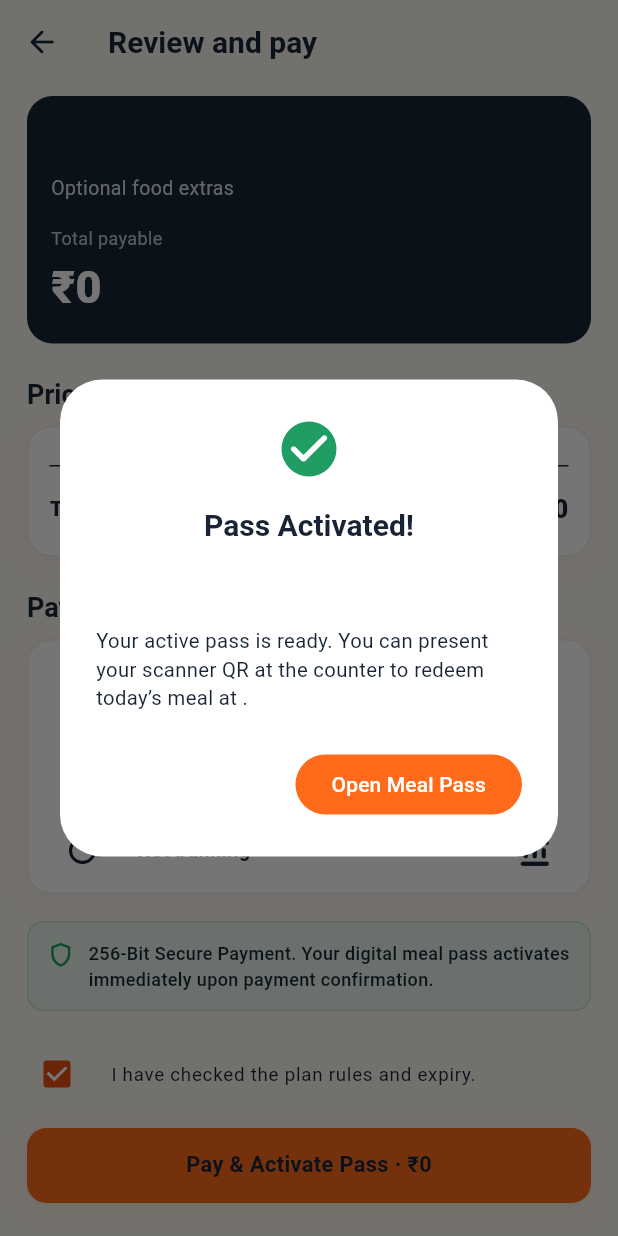
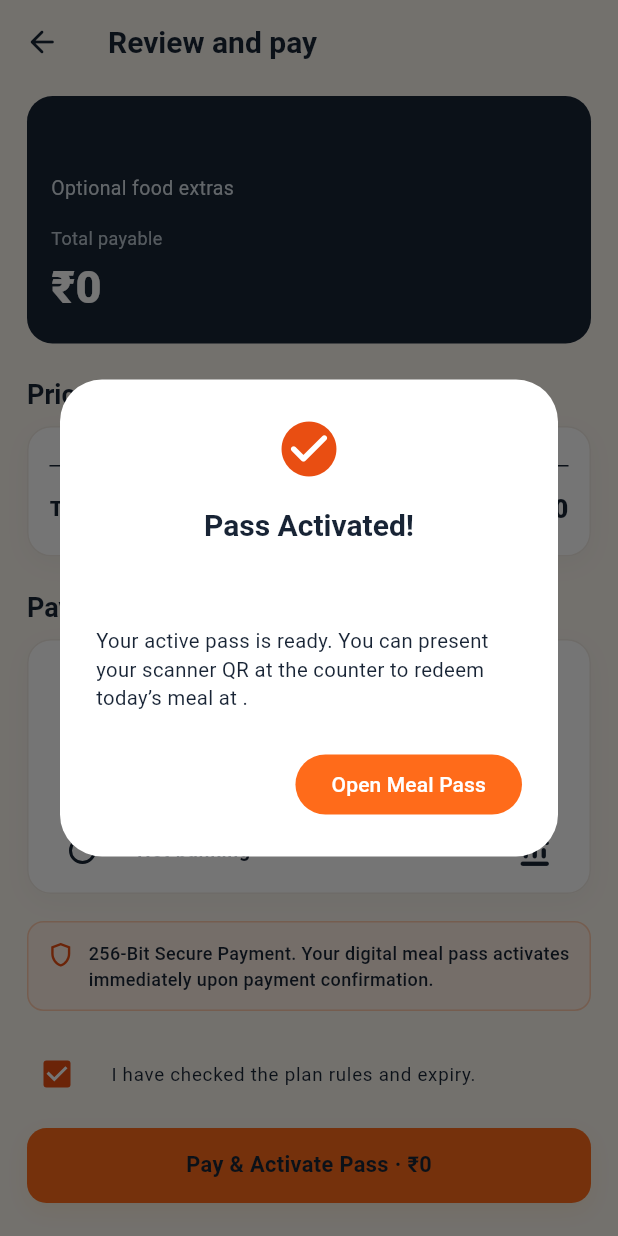
Before and after one commit to re-etikk/mess, a Flutter app: the CheckoutScreen screen opened directly with empty values, after a tap on an icon or button, on a phone screen of 412 x 824 dp. Run offline on Flutter 3.47's test engine with Material 3 defaults, Android fonts, the phone set to English and light mode, and no system bars; our stand-ins replace qr_flutter, shared_preferences; missing offline and left inert: mobile_scanner; accounts and stored records are empty; Roboto replaces fonts that are missing (Montserrat, OpenSans).

Commit message:
fix(mobile): use canonical Thali API and version login builds

```diff
--- a/apps/mobile_customer/lib/core/repositories/http_mess_repository.dart
+++ b/apps/mobile_customer/lib/core/repositories/http_mess_repository.dart
@@ -8,7 +8,7 @@
       : baseUrl = baseUrl ??
             const String.fromEnvironment(
               'API_BASE_URL',
-              defaultValue: 'https://mess-beta.vercel.app',
+              defaultValue: 'https://www.thali.store',
             );
 
   final String baseUrl;
--- a/apps/mobile_customer/lib/core/theme/mess_theme.dart
+++ b/apps/mobile_customer/lib/core/theme/mess_theme.dart
@@ -19,10 +19,11 @@
   static const orangeSoft = Color(0xFFFFF0E5); // --mess-orange-soft
 
   // Status
-  static const green = Color(0xFF1F9D63); // --mess-success
-  static const success = Color(0xFF1F9D63);
-  static const greenSoft = Color(0xFFE7F7EE); // --mess-success-soft
-  static const successSoft = Color(0xFFE7F7EE);
+  // Keep success feedback within Thali's warm orange and ink palette.
+  static const green = Color(0xFFE94E12);
+  static const success = Color(0xFFE94E12);
+  static const greenSoft = Color(0xFFFFF0E5);
+  static const successSoft = Color(0xFFFFF0E5);
   static const red = Color(0xFFB42318); // --mess-error
   static const error = Color(0xFFB42318);
   static const disabled = Color(0xFF9AA3AC); // --mess-disabled
--- a/apps/mobile_customer/lib/features/checkout/checkout_screen.dart
+++ b/apps/mobile_customer/lib/features/checkout/checkout_screen.dart
@@ -91,7 +91,7 @@
         Text('Payment method', style: Theme.of(context).textTheme.titleLarge), const SizedBox(height: 10),
         CardSurface(padding: EdgeInsets.zero, child: Column(children: [for (final method in ['UPI', 'Credit or debit card', 'Net banking']) RadioListTile<String>(value: method, groupValue: _paymentMethod, onChanged: (value) => setState(() => _paymentMethod = value!), activeColor: MessColors.orangeDark, title: Text(method, style: const TextStyle(fontSize: 13, fontWeight: FontWeight.w600)), secondary: Icon(method == 'UPI' ? Icons.account_balance_wallet_outlined : method == 'Credit or debit card' ? Icons.credit_card_rounded : Icons.account_balance_rounded, color: MessColors.navy))])),
         const SizedBox(height: 18),
-        Container(padding: const EdgeInsets.all(12), decoration: BoxDecoration(color: const Color(0xFFE8F5E9), borderRadius: BorderRadius.circular(11), border: Border.all(color: const Color(0xFFC8E6C9))), child: const Row(crossAxisAlignment: CrossAxisAlignment.start, children: [Icon(Icons.shield_outlined, color: MessColors.green, size: 19), SizedBox(width: 9), Expanded(child: Text('256-Bit Secure Payment. Your digital meal pass activates immediately upon payment confirmation.', style: TextStyle(fontSize: 12, height: 1.4, color: MessColors.navy, fontWeight: FontWeight.w500)))])),
+        Container(padding: const EdgeInsets.all(12), decoration: BoxDecoration(color: MessColors.orangeSoft, borderRadius: BorderRadius.circular(11), border: Border.all(color: MessColors.orange.withOpacity(0.28))), child: const Row(crossAxisAlignment: CrossAxisAlignment.start, children: [Icon(Icons.shield_outlined, color: MessColors.orangeDark, size: 19), SizedBox(width: 9), Expanded(child: Text('256-Bit Secure Payment. Your digital meal pass activates immediately upon payment confirmation.', style: TextStyle(fontSize: 12, height: 1.4, color: MessColors.navy, fontWeight: FontWeight.w500)))])),
         const SizedBox(height: 14),
         CheckboxListTile(contentPadding: EdgeInsets.zero, value: _termsAccepted, onChanged: (v) => setState(() => _termsAccepted = v ?? false), activeColor: MessColors.orangeDark, controlAffinity: ListTileControlAffinity.leading, title: const Text('I have checked the plan rules and expiry.', style: TextStyle(fontSize: 12.5))),
         const SizedBox(height: 8), MessActionButton(label: 'Pay & Activate Pass · ₹$_total', loading: _busy, onPressed: _payAndConfirm),
--- a/apps/mobile_customer/lib/features/history/history_screen.dart
+++ b/apps/mobile_customer/lib/features/history/history_screen.dart
@@ -273,7 +273,7 @@
                         width: 40,
                         height: 40,
                         decoration: BoxDecoration(
-                          color: const Color(0xFFE8F5E9),
+                          color: MessColors.orangeSoft,
                           borderRadius: BorderRadius.circular(10),
                         ),
                         child: const Icon(Icons.check_circle_outline_rounded, color: MessColors.green, size: 22),
--- a/apps/mobile_customer/lib/features/home/home_screen.dart
+++ b/apps/mobile_customer/lib/features/home/home_screen.dart
@@ -458,7 +458,7 @@
   Widget build(BuildContext context) {
     final (bg, border, text, badge, badgeBg) = switch (state) {
       MealState.available => (const Color(0xFFFFF6E8), MessColors.orange, MessColors.ink, 'LIVE', MessColors.orange),
-      MealState.redeemed => (const Color(0xFFEDF8F1), const Color(0xFF90DDB0), const Color(0xFF14532D), 'DONE', MessColors.green),
+      MealState.redeemed => (MessColors.orangeSoft, const Color(0xFFFFC48D), MessColors.orangeDark, 'DONE', MessColors.orangeDark),
       MealState.upcoming => (Colors.white, MessColors.border, MessColors.ink, 'NEXT', const Color(0xFF6B7280)),
       MealState.ended => (const Color(0xFFF3F4F6), MessColors.border, const Color(0xFF6B7280), 'CLOSED', const Color(0xFF9CA3AF)),
       MealState.unavailable => (Colors.white, MessColors.border, const Color(0xFF9CA3AF), 'OFF', const Color(0xFF9CA3AF)),
@@ -706,8 +706,8 @@
               ListTile(
                 contentPadding: EdgeInsets.zero,
                 leading: const CircleAvatar(
-                  backgroundColor: Color(0xFFE8F5E9),
-                  child: Icon(Icons.my_location_rounded, color: Color(0xFF2E7D32)),
+                  backgroundColor: MessColors.orangeSoft,
+                  child: Icon(Icons.my_location_rounded, color: MessColors.orangeDark),
                 ),
                 title: const Text('Use Live Detected Location', style: TextStyle(fontWeight: FontWeight.w700, fontSize: 14, color: MessColors.ink)),
                 subtitle: const Text('Auto-detect your hostel or campus area', style: TextStyle(fontSize: 12, color: MessColors.muted)),
--- a/apps/mobile_customer/lib/features/profile/profile_screen.dart
+++ b/apps/mobile_customer/lib/features/profile/profile_screen.dart
@@ -290,7 +290,7 @@
                                 }
                                 setSheetState(() => submitting = true);
                                 try {
-                                  final uri = Uri.parse('https://mess-beta.vercel.app/api/support/ticket');
+                                  final uri = Uri.parse('https://www.thali.store/api/support/ticket');
                                   await http.post(
                                     uri,
                                     headers: {'Content-Type': 'application/json'},
--- a/apps/mobile_customer/pubspec.yaml
+++ b/apps/mobile_customer/pubspec.yaml
@@ -1,7 +1,7 @@
 name: mess_customer_app
 description: "Thali customer mobile application"
 publish_to: "none"
-version: 1.0.0+1
+version: 1.0.1+2
 
 environment:
   sdk: ">=3.0.0 <4.0.0"
--- a/apps/mobile_provider/pubspec.yaml
+++ b/apps/mobile_provider/pubspec.yaml
@@ -1,7 +1,7 @@
 name: smart_tiffin_provider
 description: "MESS Kitchen Partner — Food Provider & Kitchen Hub Mobile Application"
 publish_to: "none"
-version: 1.0.0+1
+version: 1.0.1+2
 
 environment:
   sdk: ">=3.0.0 <4.0.0"
```
Also changed, not shown: apps/mobile_customer/lib/core/services/customer_auth_service.dart (+16 -3 lines), apps/mobile_provider/lib/main.dart (+6 -6 lines), apps/mobile_provider/lib/services/provider_api_service.dart (+16 -3 lines).
